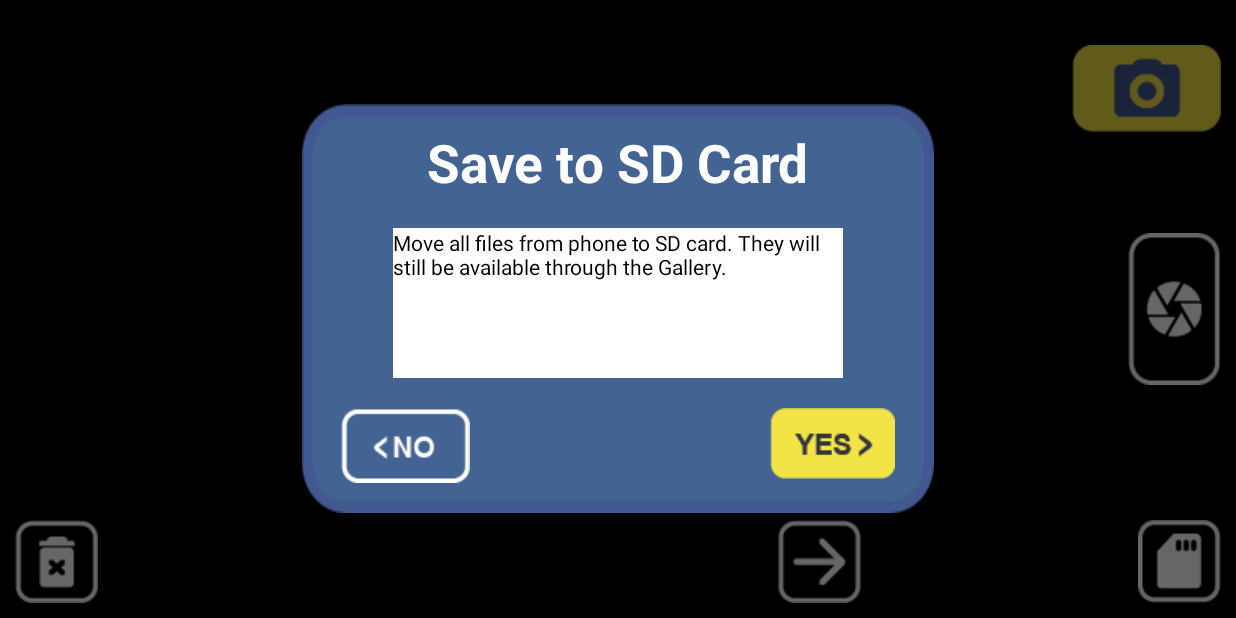
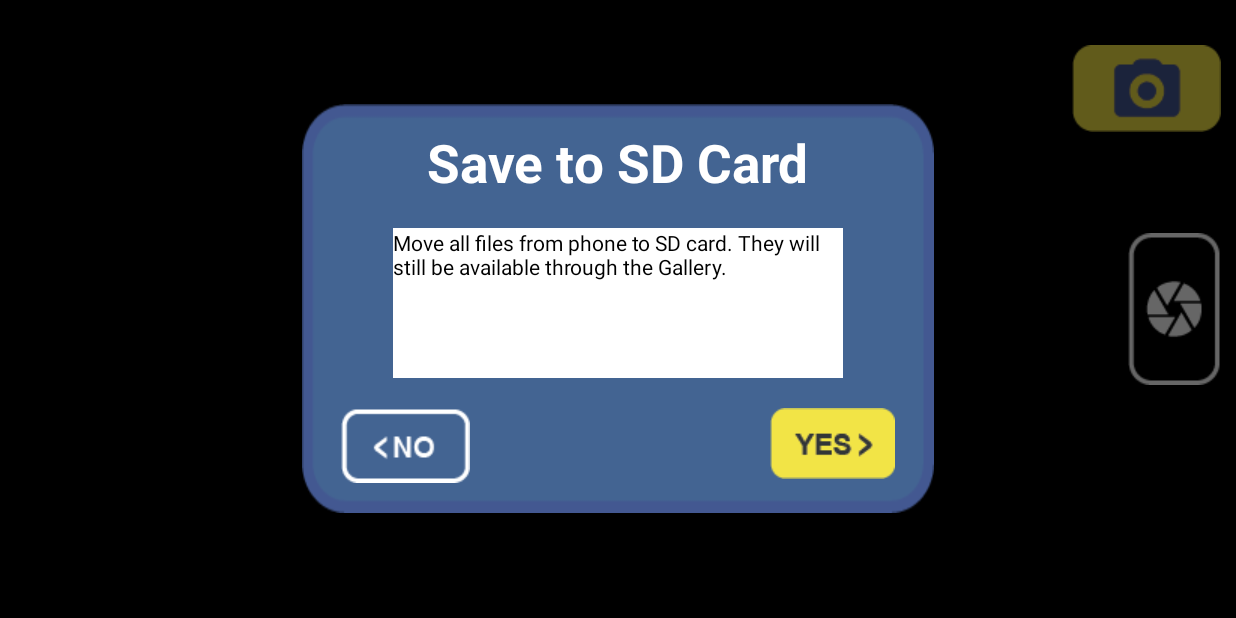
Before and after one commit to wyndrick/Camera2App, an Android app: the fragment SaveToSdCardDialogFragment placed in its activity, on a phone screen of 824 x 412 dp (held sideways). Run offline under Robolectric (Android 15) with nearby library versions, the phone set to English and light mode, and no system bars.

Commit message:
Версия 23 - Перенос файлов - Сокрытие кнопок при отсутсвии файлов и тд - Получение  и сохранение  файлов в директорию 100ANDRO если она присутствует - Исправлена верстка кнопок для разных разрешений - Правка по превью с камеры

```diff
--- a/app/src/main/java/com/example/mycameraapp/GalleryActivity2.java
+++ b/app/src/main/java/com/example/mycameraapp/GalleryActivity2.java
@@ -14,9 +14,11 @@ import android.content.Loader;
 import android.database.Cursor;
 import android.graphics.Bitmap;
 import android.graphics.BitmapFactory;
+import android.media.MediaScannerConnection;
 import android.net.Uri;
 import android.os.Bundle;
 import android.os.Environment;
+import android.os.Handler;
 import android.provider.ContactsContract;
 import android.provider.MediaStore;
 import android.util.Log;
@@ -72,9 +74,9 @@ public class GalleryActivity2 extends AppCompatActivity implements LoaderManager
         btnDel.setOnClickListener(new View.OnClickListener() {
             @Override
             public void onClick(View v) {
-
-            int itemIndex = images.size() - viewPager.getCurrentItem() - 1;
-            Log.d(LOG_TAG, "viewPager.getCurrentItem() = " + viewPager.getCurrentItem());
+            final int currentItemIndex = viewPager.getCurrentItem();
+            int itemIndex = images.size() - currentItemIndex - 1;
+            Log.d(LOG_TAG, "viewPager.getCurrentItem() = " + currentItemIndex);
             Log.d(LOG_TAG, "images.size() = " + images.size());
             Log.d(LOG_TAG, "viewPager.getCurrentItem() + images.size() - 1 = " + (itemIndex));
             File fdelete = new File((images.get(itemIndex)));
@@ -86,22 +88,20 @@ public class GalleryActivity2 extends AppCompatActivity implements LoaderManager
                     //System.out.println("file not Deleted :" + uri.getPath());
                     showToast("file not Deleted: " + images.get(itemIndex));
                 }
-
                 images.remove(itemIndex);
-
-
-                adapter.notifyDataSetChanged();
-                viewPager.setAdapter(adapter);
 
                 Intent mediaScanIntent = new Intent(Intent.ACTION_MEDIA_SCANNER_SCAN_FILE);
                 Uri contentUri = Uri.fromFile(fdelete);
                 mediaScanIntent.setData(contentUri);
                 sendBroadcast(mediaScanIntent);
+
+                adapter.notifyDataSetChanged();
+                viewPager.setAdapter(adapter);
+
             }
             else {
                 showToast("File no found!");
             }
-
             //showToast("Current photo: " + images.get(viewPager.getCurrentItem()+ images.size() - 1));
             //showToast("Current photo: " + viewPager.getCurrentItem());
 
@@ -135,7 +135,7 @@ public class GalleryActivity2 extends AppCompatActivity implements LoaderManager
 
 //                  String outputPath = sdCard + "/DCIM";
 
-                    String outputPath = Environment.getExternalStorageDirectory() + "/SDCamera2";
+                    String outputPath = Environment.getExternalStorageDirectory() + "/SDCamera";
 
                     Log.i(LOG_TAG, "Environment.getExternalStorageState() = " + outputPath);
                     String filepath = images.get(itemIndex);
@@ -150,6 +150,7 @@ public class GalleryActivity2 extends AppCompatActivity implements LoaderManager
 
                     saveToSdCardDialog = SaveToSdCardDialogFragment.getInstance(inputPath, filename, outputPath);
                     saveToSdCardDialog.show(getSupportFragmentManager(), "dialog_save_sd_card");
+
             }
         });
 
@@ -162,7 +163,7 @@ public class GalleryActivity2 extends AppCompatActivity implements LoaderManager
 
             @Override
             public void onPageSelected(int position) {
-                updateArrows(position);
+                updateButtons(position);
             }
 
             @Override
@@ -174,14 +175,35 @@ public class GalleryActivity2 extends AppCompatActivity implements LoaderManager
         viewPager.setAdapter(adapter);
         viewPager.setOffscreenPageLimit(5);
         getLoaderManager().initLoader(0, null, this);
-        updateArrows(0);
+
     }
 
-    public void updateArrows(int position){
-        btnPrev.setVisibility(position == 0 ? View.GONE : View.VISIBLE);
-        btnNext.setVisibility(position == images.size() - 1 ? View.GONE : View.VISIBLE);
+    public void onFileMoved(String inputPath, String inputFile, String outputPath) {
+        int itemIndex = images.size() - viewPager.getCurrentItem() - 1;
+        if (isNeedToShowMedia(outputPath + "/" + inputFile)) {
+            images.set(itemIndex, outputPath + "/" + inputFile);
+        } else {
+            images.remove(itemIndex);
+        }
+        adapter.notifyDataSetChanged();
+        viewPager.setAdapter(adapter);
+
+        updateButtons(viewPager.getCurrentItem());
     }
 
+    public void updateButtons(int position){
+        btnPrev.setVisibility(position == 0 ? View.INVISIBLE : View.VISIBLE);
+        btnNext.setVisibility(position == images.size() - 1 || images.size() == 0  ? View.INVISIBLE : View.VISIBLE);
+        btnDel.setVisibility(images.size() == 0  ? View.INVISIBLE : View.VISIBLE);
+
+        int itemIndex = images.size() - viewPager.getCurrentItem() - 1;
+        if (images.size() > itemIndex && images.size() > 0){
+            String filePath = images.get(itemIndex);
+            btnCard.setVisibility(filePath.contains("SDCamera") ? View.INVISIBLE : View.VISIBLE);
+        } else {
+            btnCard.setVisibility(images.size() == 0  ? View.INVISIBLE : View.VISIBLE);
+        }
+    }
 
     private View.OnClickListener onClickListener(final int i) {
         return new View.OnClickListener() {
@@ -253,14 +275,20 @@ public class GalleryActivity2 extends AppCompatActivity implements LoaderManager
         return cursorLoader;
     }
 
+    public boolean isNeedToShowMedia(String path) {
+        File file = new File(path);
+        return (path.toLowerCase().contains("/dcim/camera") || path.toLowerCase().contains("/dcim/100andro"))
+                && file.exists();
+    }
+
     @Override
     public void onLoadFinished(Loader<Cursor> loader, Cursor data) {
-
+        imagesPath.clear();
         if (data != null) {
             if (data.moveToFirst()) {
                 do {
                     String path = data.getString(data.getColumnIndex(MediaStore.Video.Media.DATA));
-                    if (path.contains("/DCIM/Camera")) {
+                    if (isNeedToShowMedia(path)) {
                         imagesPath.add(path);
                     }
                 } while (data.moveToNext());
@@ -271,6 +299,8 @@ public class GalleryActivity2 extends AppCompatActivity implements LoaderManager
         }
         //this.data = data;
         adapter.notifyDataSetChanged();
+        int index = viewPager.getCurrentItem();
+        updateButtons(index);
     }
 
     @Override
--- a/app/src/main/res/layout/activity_gallery2.xml
+++ b/app/src/main/res/layout/activity_gallery2.xml
@@ -10,7 +10,9 @@
     <androidx.viewpager.widget.ViewPager
         android:id="@+id/view_pager"
         android:layout_width="match_parent"
-        android:layout_height="match_parent" />
+        android:layout_height="match_parent" >
+
+    </androidx.viewpager.widget.ViewPager>
 
     <ImageButton
         android:id="@+id/open_camera"
@@ -46,28 +48,6 @@
         android:src="@drawable/asset5"/>
 
     <ImageButton
-        android:id="@+id/btn_right"
-        android:layout_width="wrap_content"
-        android:layout_height="wrap_content"
-        android:layout_marginBottom="10dp"
-        android:layout_marginRight="250dp"
-        android:layout_alignParentEnd="true"
-        android:layout_alignParentBottom="true"
-        android:background="@null"
-
-        android:src="@drawable/asset66"/>
-
-    <ImageButton
-        android:id="@+id/btn_left"
-        android:layout_width="wrap_content"
-        android:layout_height="wrap_content"
-        android:layout_alignParentBottom="true"
-        android:layout_marginStart="250dp"
-        android:layout_marginBottom="10dp"
-        android:background="@null"
-        android:src="@drawable/asset6" />
-
-    <ImageButton
         android:id="@+id/save_sd"
         android:layout_width="wrap_content"
         android:layout_height="wrap_content"
@@ -78,4 +58,29 @@
         android:layout_margin="10dp"
         android:src="@drawable/asset8"/>
 
+    <LinearLayout
+        android:layout_width="wrap_content"
+        android:layout_height="wrap_content"
+        android:layout_centerHorizontal="true"
+        android:layout_alignParentBottom="true"
+        android:layout_marginBottom="10dp"
+        android:orientation="horizontal">
+
+        <ImageButton
+            android:id="@+id/btn_left"
+            android:layout_width="wrap_content"
+            android:layout_height="wrap_content"
+            android:layout_marginRight="30dp"
+            android:background="@null"
+            android:src="@drawable/asset6" />
+
+        <ImageButton
+            android:id="@+id/btn_right"
+            android:layout_width="wrap_content"
+            android:layout_height="wrap_content"
+            android:background="@null"
+
+            android:src="@drawable/asset66" />
+    </LinearLayout>
+
 </RelativeLayout>
--- a/app/src/main/res/layout/activity_main.xml
+++ b/app/src/main/res/layout/activity_main.xml
@@ -63,7 +63,7 @@
 
 <!--    </LinearLayout>-->
 
-    <com.example.mycameraapp.AutoFitTextureView
+    <com.example.mycameraapp.AutoFillTextureView
         android:id="@+id/textureView"
         android:layout_width="wrap_content"
         android:layout_height="wrap_content"
```
Also changed, not shown: app/src/main/java/com/example/mycameraapp/AutoFillTextureView.java (added, +65 -0 lines), app/src/main/java/com/example/mycameraapp/MainActivity.java (+40 -102 lines), app/src/main/java/com/example/mycameraapp/SaveToSdCardDialogFragment.java (+19 -2 lines).
